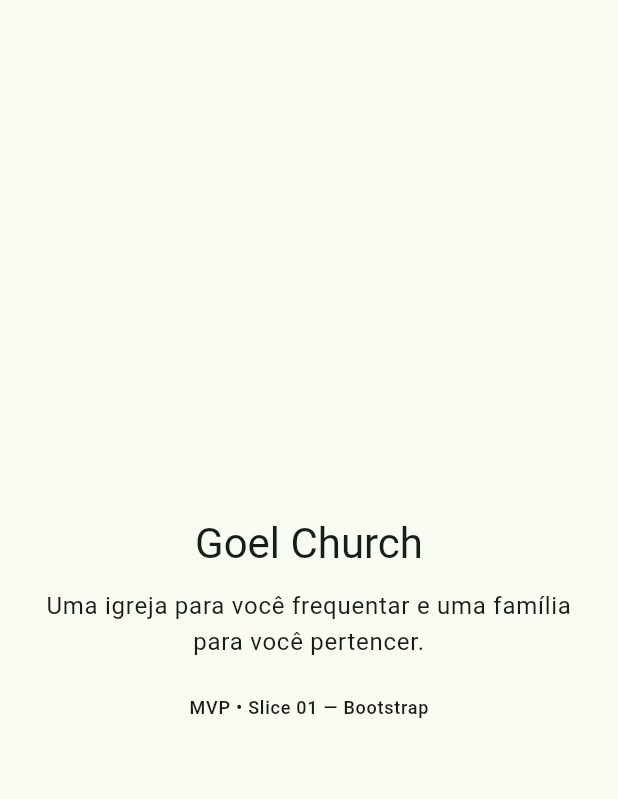
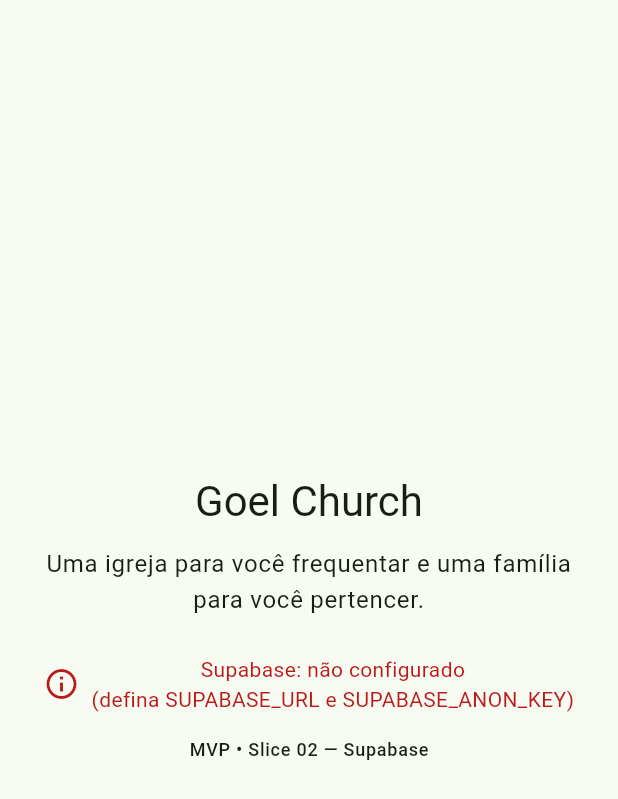
Before and after one commit to wendelcamargos-arch/GOEL-CHURCH, a Flutter app: the screen it shows after launch, on a phone screen of 412 x 824 dp. Shown: the top 799 px of the screen. Run offline on Flutter 3.47's test engine with Material 3 defaults, Android fonts, the phone set to English and light mode, and no system bars; our stand-ins replace supabase_flutter; accounts and stored records are empty.

Commit message:
Slice 02 — Integração Flutter + Supabase
- Camada de dados consome Supabase (Platform-as-a-Foundation); domínio segue independente
- AppEnv: credenciais via --dart-define (nenhum segredo versionado); anon key no cliente
- SupabaseBootstrap: init com degradação graciosa quando não configurado
- main() async: inicializa antes da UI; tela mostra status Supabase (conectado/não configurado)
- Testes: AppEnv.isConfigured e estados da tela de bootstrap

Slices 08-09 seguem adiados por LGPD.

Co-Authored-By: Claude Opus 4.8 <noreply@anthropic.com>
Claude-Session: https://claude.ai/code/session_01RTHmakg1DfBPPXxEY96aFi

```diff
--- a/lib/app/goel_app.dart
+++ b/lib/app/goel_app.dart
@@ -9,7 +9,10 @@ import 'theme/app_theme.dart';
 /// apresenta e coleta; ela NÃO contém regra de negócio. As regras vivem no
 /// pacote `goel_domain` (Dart puro).
 class GoelApp extends StatelessWidget {
-  const GoelApp({super.key});
+  /// Indica se a plataforma Supabase foi inicializada (Slice 02).
+  final bool supabaseConfigured;
+
+  const GoelApp({super.key, this.supabaseConfigured = false});
 
   @override
   Widget build(BuildContext context) {
@@ -18,8 +21,8 @@ class GoelApp extends StatelessWidget {
       debugShowCheckedModeBanner: false,
       theme: AppTheme.light(),
       darkTheme: AppTheme.dark(),
-      // Slice 01: tela de bootstrap neutra. A Home é do Slice 05.
-      home: const BootstrapScreen(),
+      // Slice 01/02: tela de bootstrap neutra. A Home é do Slice 05.
+      home: BootstrapScreen(supabaseConfigured: supabaseConfigured),
     );
   }
 }
--- a/lib/bootstrap/bootstrap_screen.dart
+++ b/lib/bootstrap/bootstrap_screen.dart
@@ -1,15 +1,20 @@
 import 'package:flutter/material.dart';
 
-/// Tela de bootstrap do Slice 01 — placeholder neutro que confirma que a
-/// aplicação inicializa e o tema é aplicado.
+/// Tela de bootstrap dos Slices 01–02 — placeholder neutro que confirma que a
+/// aplicação inicializa, o tema é aplicado e mostra o estado da integração com
+/// a plataforma Supabase.
 ///
 /// NÃO é a Home (Slice 05) nem qualquer funcionalidade de slices posteriores.
 class BootstrapScreen extends StatelessWidget {
-  const BootstrapScreen({super.key});
+  final bool supabaseConfigured;
+
+  const BootstrapScreen({super.key, this.supabaseConfigured = false});
 
   @override
   Widget build(BuildContext context) {
     final textTheme = Theme.of(context).textTheme;
+    final scheme = Theme.of(context).colorScheme;
+
     return Scaffold(
       body: SafeArea(
         child: Center(
@@ -27,7 +32,13 @@ class BootstrapScreen extends StatelessWidget {
                   style: textTheme.bodyLarge,
                 ),
                 const SizedBox(height: 24),
-                Text('MVP • Slice 01 — Bootstrap', style: textTheme.labelMedium),
+                _SupabaseStatus(
+                  configured: supabaseConfigured,
+                  onColor: scheme.primary,
+                  offColor: scheme.error,
+                ),
+                const SizedBox(height: 16),
+                Text('MVP • Slice 02 — Supabase', style: textTheme.labelMedium),
               ],
             ),
           ),
@@ -36,3 +47,37 @@ class BootstrapScreen extends StatelessWidget {
     );
   }
 }
+
+class _SupabaseStatus extends StatelessWidget {
+  final bool configured;
+  final Color onColor;
+  final Color offColor;
+
+  const _SupabaseStatus({
+    required this.configured,
+    required this.onColor,
+    required this.offColor,
+  });
+
+  @override
+  Widget build(BuildContext context) {
+    final color = configured ? onColor : offColor;
+    final label = configured
+        ? 'Supabase: conectado'
+        : 'Supabase: não configurado\n(defina SUPABASE_URL e SUPABASE_ANON_KEY)';
+    return Row(
+      mainAxisSize: MainAxisSize.min,
+      children: [
+        Icon(configured ? Icons.check_circle : Icons.info_outline, color: color),
+        const SizedBox(width: 8),
+        Flexible(
+          child: Text(
+            label,
+            textAlign: TextAlign.center,
+            style: Theme.of(context).textTheme.bodyMedium?.copyWith(color: color),
+          ),
+        ),
+      ],
+    );
+  }
+}
--- /dev/null
+++ b/lib/core/supabase/supabase_bootstrap.dart
@@ -0,0 +1,27 @@
+import 'package:supabase_flutter/supabase_flutter.dart';
+
+import '../env/app_env.dart';
+
+/// Inicializa a plataforma Supabase (Platform-as-a-Foundation).
+///
+/// A camada de dados consome o Supabase por aqui; o domínio (Dart puro)
+/// permanece independente deste detalhe de infraestrutura.
+class SupabaseBootstrap {
+  const SupabaseBootstrap._();
+
+  /// Inicializa o Supabase se o ambiente estiver configurado.
+  ///
+  /// Retorna `true` se conectado; `false` (degradação graciosa) quando as
+  /// credenciais não foram fornecidas — o app roda isolado sem quebrar.
+  static Future<bool> initialize(AppEnv env) async {
+    if (!env.isConfigured) return false;
+    await Supabase.initialize(
+      url: env.supabaseUrl,
+      anonKey: env.supabaseAnonKey,
+    );
+    return true;
+  }
+
+  /// Cliente Supabase já inicializado. Só use após [initialize] retornar true.
+  static SupabaseClient get client => Supabase.instance.client;
+}
--- a/pubspec.yaml
+++ b/pubspec.yaml
@@ -13,6 +13,8 @@ dependencies:
   # Framework Independence: a regra de negócio vive no pacote de domínio (Dart puro).
   goel_domain:
     path: packages/goel_domain
+  # Slice 02 — plataforma Supabase (dados/auth/storage) consumida pela camada de dados.
+  supabase_flutter: ^2.5.6
 
 dev_dependencies:
   flutter_test:
```
Also changed, not shown: lib/main.dart (+11 -4 lines), 4 other files.
